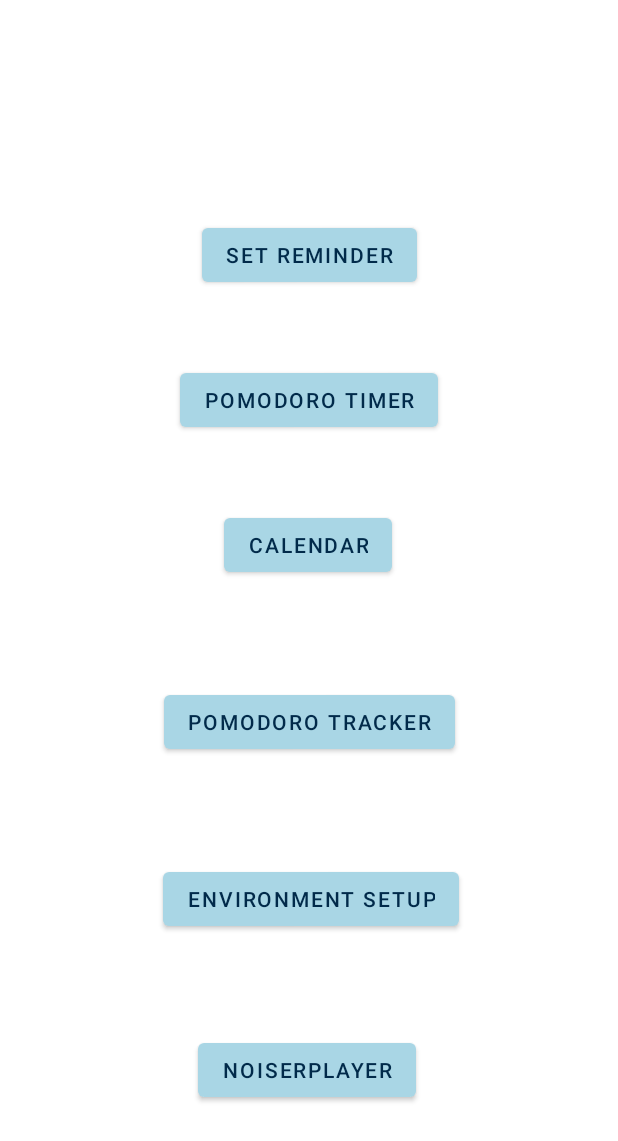
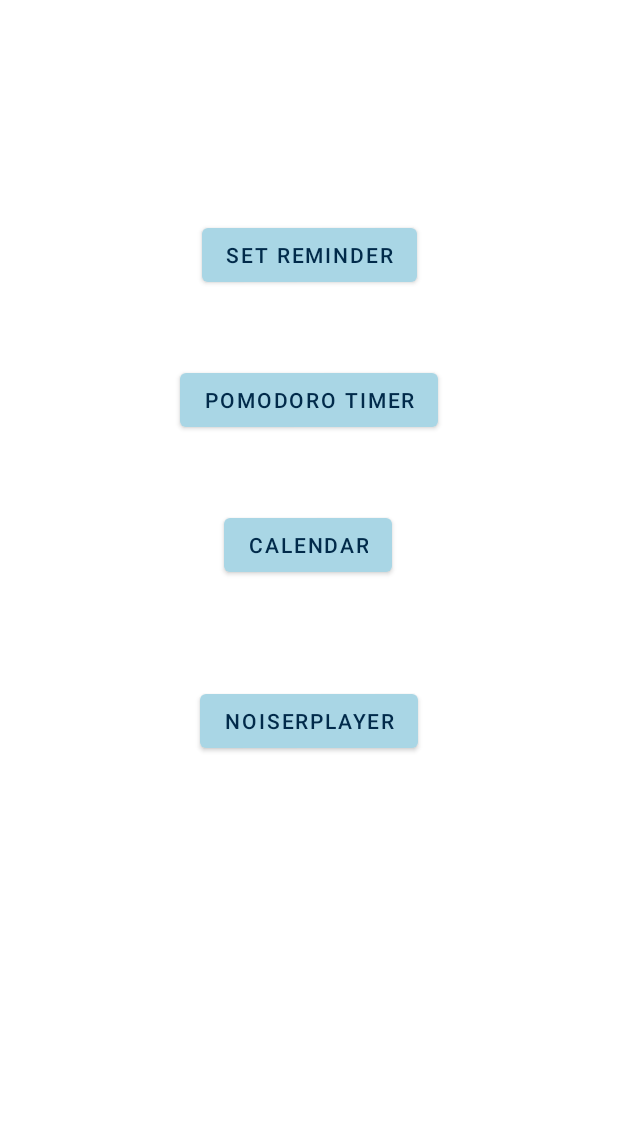
Before and after one commit to jasperket/FocusScape, an Android app: the layout activity_main.xml on its own in the app's theme, with its tools: preview values and no code run, on a phone screen of 412 x 824 dp. Shown: the top 1141 px of the screen. Run offline under Robolectric (Android 15) with nearby library versions, the light colour scheme and no system bars.

Commit message:
Removed pomodoro tracker

```diff
--- a/app/src/main/AndroidManifest.xml
+++ b/app/src/main/AndroidManifest.xml
@@ -22,7 +22,13 @@
 
         <activity
             android:name=".EnvironmentSetup"
-            android:exported="false" />
+            android:exported="true">
+            <intent-filter>
+                <action android:name="android.intent.action.MAIN" />
+
+                <category android:name="android.intent.category.LAUNCHER" />
+            </intent-filter>
+        </activity>
         <activity
             android:name=".SetReminder"
             android:exported="false" />
@@ -34,13 +40,7 @@
             android:exported="false" />
         <activity
             android:name=".MainActivity"
-            android:exported="true">
-            <intent-filter>
-                <action android:name="android.intent.action.MAIN" />
-
-                <category android:name="android.intent.category.LAUNCHER" />
-            </intent-filter>
-        </activity>
+            android:exported="false"/>
     </application>
 
 </manifest>
--- a/app/src/main/res/layout/activity_main.xml
+++ b/app/src/main/res/layout/activity_main.xml
@@ -39,37 +39,13 @@
         app:layout_constraintTop_toBottomOf="@+id/btnSetReminderAct" />
 
     <Button
-        android:id="@+id/btnEnvSetupAct"
+        android:id="@+id/btnNoisePlayer"
         android:layout_width="wrap_content"
         android:layout_height="wrap_content"
-        android:text="Environment Setup"
-        app:layout_constraintBottom_toTopOf="@+id/btnNoisePlayer"
-        app:layout_constraintEnd_toEndOf="parent"
-        app:layout_constraintHorizontal_bias="0.507"
-        app:layout_constraintStart_toStartOf="parent"
-        app:layout_constraintTop_toBottomOf="@+id/btnCalendarAct"
-        app:layout_constraintVertical_bias="0.74" />
-
-    <Button
-        android:id="@+id/btnPomoTrackerAct"
-        android:layout_width="wrap_content"
-        android:layout_height="wrap_content"
-        android:text="Pomodoro Tracker"
-        app:layout_constraintBottom_toTopOf="@+id/btnEnvSetupAct"
+        android:layout_marginBottom="250dp"
+        android:text="NoiserPlayer"
+        app:layout_constraintBottom_toBottomOf="parent"
         app:layout_constraintEnd_toEndOf="parent"
         app:layout_constraintStart_toStartOf="parent"
         app:layout_constraintTop_toBottomOf="@+id/btnCalendarAct" />
-
-    <Button
-        android:id="@+id/btnNoisePlayer"
-        android:layout_width="wrap_content"
-        android:layout_height="wrap_content"
-        android:layout_marginBottom="80dp"
-        android:text="NoiserPlayer"
-        app:layout_constraintBottom_toBottomOf="parent"
-        app:layout_constraintEnd_toEndOf="parent"
-        app:layout_constraintHorizontal_bias="0.496"
-        app:layout_constraintStart_toStartOf="parent"
-        app:layout_constraintTop_toBottomOf="@+id/btnCalendarAct"
-        app:layout_constraintVertical_bias="0.979" />
 </androidx.constraintlayout.widget.ConstraintLayout>
```
